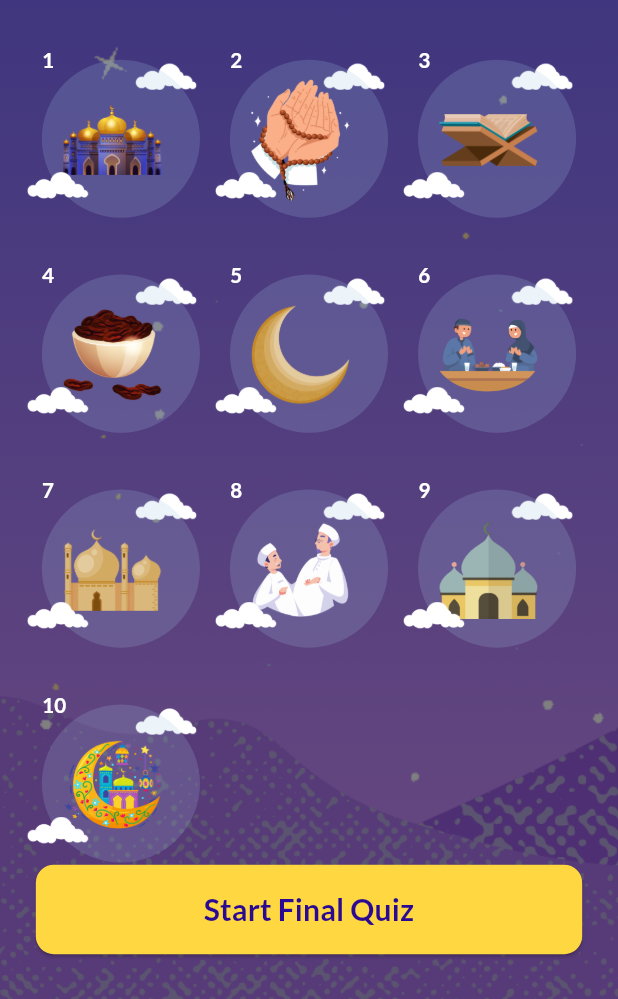
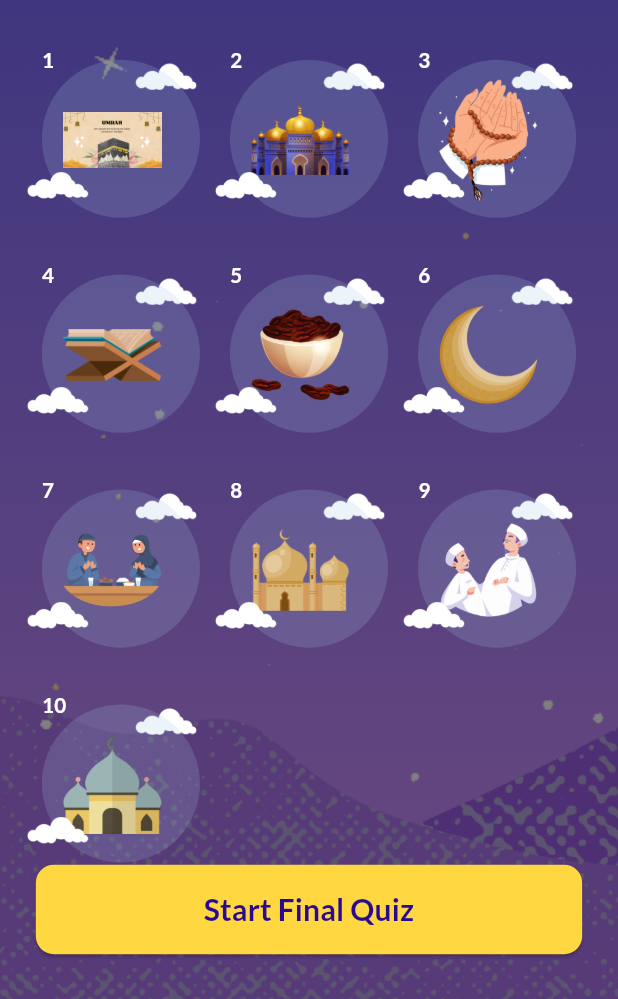
Before and after one commit to Tasneem-Zaareer/ramadan_guide_app, a Flutter app: the RamadanQuizWelcomeView screen opened directly, on a phone screen of 412 x 824 dp, the part 237-1236 px from its top. Run offline on Flutter 3.47's test engine with Material 3 defaults, Android fonts, the light colour scheme and no system bars; our stand-ins replace dio, easy_localization, flutter_bloc, flutter_calendar_carousel, flutter_screenutil, flutter_svg and 6 more; missing offline and left inert: flutter_qiblah; generated files the repository leaves out were written again.

Commit message:
edit quiz list

```diff
--- /dev/null
+++ b/lib/features/ramadan_quiz/views/quiz_level_questions_view.dart
@@ -0,0 +1,13 @@
+import 'package:flutter/material.dart';
+
+class QuizLevelQuestionView extends StatelessWidget {
+  const QuizLevelQuestionView({super.key});
+
+  @override
+  Widget build(BuildContext context) {
+    return Scaffold(
+      appBar: AppBar(),
+      body: const Center(child: Text('QuizCategoryView')),
+    );
+  }
+}
--- a/lib/features/ramadan_quiz/views/quiz_welcom_view.dart
+++ b/lib/features/ramadan_quiz/views/quiz_welcom_view.dart
@@ -4,6 +4,7 @@ import 'package:flutter_screenutil/flutter_screenutil.dart';
 import 'package:ramadan_guide_app/core/constants/app_images.dart';
 import 'package:ramadan_guide_app/core/widgets/buttons/custom_button.dart';
 import 'package:ramadan_guide_app/core/widgets/text/custome_text.dart';
+import 'package:ramadan_guide_app/features/ramadan_quiz/views/quiz_level_questions_view.dart';
 import 'quiz_questions_view.dart';
 
 class RamadanQuizWelcomeView extends StatelessWidget {
@@ -11,23 +12,183 @@ class RamadanQuizWelcomeView extends StatelessWidget {
 
   @override
   Widget build(BuildContext context) {
-    // final List<Map<String, dynamic>> quizList = [
-    //   {
-    //     'image': AppImages.umrah,
-    //   }
-    // ];
-
-    final List<String> quizList = [
-      AppImages.mosqueQuiz2,
-      AppImages.dua,
-      AppImages.quranQuiz,
-      AppImages.dates,
-      AppImages.moonQuiz,
-      AppImages.couple,
-      AppImages.mosqueQuiz,
-      AppImages.twoMen,
-      AppImages.mosqueSmall,
-      AppImages.eid,
+    final List<Map<String, dynamic>> quizList = [
+      {
+        'image': AppImages.umrah,
+        'title': tr('levelOne'),
+        'questions': [
+          {
+            'question': tr('question1'),
+            'answers': [
+              tr('answer1'),
+              tr('answer2'),
+              tr('answer3'),
+              tr('answer4'),
+            ],
+            'correctAnswer': 2,
+          },
+        ],
+      },
+      {
+        'image': AppImages.mosqueQuiz2,
+        'title': tr('levelTwo'),
+        'questions': [
+          {
+            'question': tr('question2'),
+            'answers': [
+              tr('answer1'),
+              tr('answer2'),
+              tr('answer3'),
+              tr('answer4'),
+            ],
+            'correctAnswer': 3,
+          },
+        ],
+      },
+      {
+        'image': AppImages.dua,
+        'title': tr('levelThree'),
+        'questions': [
+          {
+            'question': tr('question3'),
+            'answers': [
+              tr('answer1'),
+              tr('answer2'),
+              tr('answer3'),
+              tr('answer4'),
+            ],
+            'correctAnswer': 1,
+          },
+        ],
+      },
+      {
+        'image': AppImages.quranQuiz,
+        'title': tr('levelFour'),
+        'questions': [
+          {
+            'question': tr('question4'),
+            'answers': [
+              tr('answer1'),
+              tr('answer2'),
+              tr('answer3'),
+              tr('answer4'),
+            ],
+            'correctAnswer': 4,
+          },
+        ],
+      },
+      {
+        'image': AppImages.dates,
+        'title': tr('levelFive'),
+        'questions': [
+          {
+            'question': tr('question5'),
+            'answers': [
+              tr('answer1'),
+              tr('answer2'),
+              tr('answer3'),
+              tr('answer4'),
+            ],
+            'correctAnswer': 3,
+          },
+        ],
+      },
+      {
+        'image': AppImages.moonQuiz,
+        'title': tr('levelSix'),
+        'questions': [
+          {
+            'question': tr('question6'),
+            'answers': [
+              tr('answer1'),
+              tr('answer2'),
+              tr('answer3'),
+              tr('answer4'),
+            ],
+            'correctAnswer': 2,
+          },
+        ],
+      },
+      {
+        'image': AppImages.couple,
+        'title': tr('levelSeven'),
+        'questions': [
+          {
+            'question': tr('question7'),
+            'answers': [
+              tr('answer1'),
+              tr('answer2'),
+              tr('answer3'),
+              tr('answer4'),
+            ],
+            'correctAnswer': 4,
+          },
+        ],
+      },
+      {
+        'image': AppImages.mosqueQuiz,
+        'title': tr('levelEight'),
+        'questions': [
+          {
+            'question': tr('question8'),
+            'answers': [
+              tr('answer1'),
+              tr('answer2'),
+              tr('answer3'),
+              tr('answer4'),
+            ],
+            'correctAnswer': 1,
+          },
+        ],
+      },
+      {
+        'image': AppImages.twoMen,
+        'title': tr('levelNine'),
+        'questions': [
+          {
+            'question': tr('question9'),
+            'answers': [
+              tr('answer1'),
+              tr('answer2'),
+              tr('answer3'),
+              tr('answer4'),
+            ],
+            'correctAnswer': 3,
+          },
+        ],
+      },
+      {
+        'image': AppImages.mosqueSmall,
+        'title': tr('levelTen'),
+        'questions': [
+          {
+            'question': tr('question10'),
+            'answers': [
+              tr('answer1'),
+              tr('answer2'),
+              tr('answer3'),
+              tr('answer4'),
+            ],
+            'correctAnswer': 2,
+          },
+        ],
+      },
+      {
+        'image': AppImages.eid,
+        'title': tr('levelEleven'),
+        'questions': [
+          {
+            'question': tr('question11'),
+            'answers': [
+              tr('answer1'),
+              tr('answer2'),
+              tr('answer3'),
+              tr('answer4'),
+            ],
+            'correctAnswer': 4,
+          },
+        ],
+      },
     ];
 
     return Scaffold(
@@ -78,7 +239,8 @@ class RamadanQuizWelcomeView extends StatelessWidget {
                   ),
                   itemBuilder: (context, index) => QuizLevelWidget(
                     levelNum: index + 1,
-                    image: quizList[index],
+                    image: quizList[index]['image'],
+                    questions: quizList[index]['questions'],
                   ),
                 ),
               )
@@ -99,13 +261,7 @@ class RamadanQuizWelcomeView extends StatelessWidget {
                 textColor: Theme.of(context).colorScheme.secondary,
                 fontSize: 20,
                 fontWeight: FontWeight.bold,
-                onPressed: () {
-                  Navigator.push(
-                    context,
-                    MaterialPageRoute(
-                        builder: (context) => const QuizQuestionView()),
-                  );
-                },
+                onPressed: () {},
               ),
             ),
           ),
@@ -132,14 +288,23 @@ class QuizLevelWidget extends StatelessWidget {
     super.key,
     required this.levelNum,
     required this.image,
+    required this.questions,
   });
 
   final int levelNum;
   final String image;
+  final List questions;
 
   @override
   Widget build(BuildContext context) {
-    return Stack(
+    return GestureDetector(
+      onTap: () => Navigator.push(
+        context,
+        MaterialPageRoute(
+          builder: (context) => const QuizLevelQuestionView(),
+        ),
+      ),
+      child: Stack(
         children: [
           Positioned(
             top: 0.h,
@@ -190,6 +355,7 @@ class QuizLevelWidget extends StatelessWidget {
             ),
           ),
         ],
+      ),
     );
   }
 }
```
Lines whose indentation alone changed are shown as unchanged.
